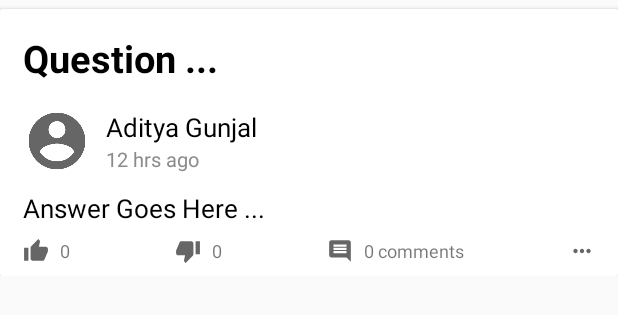
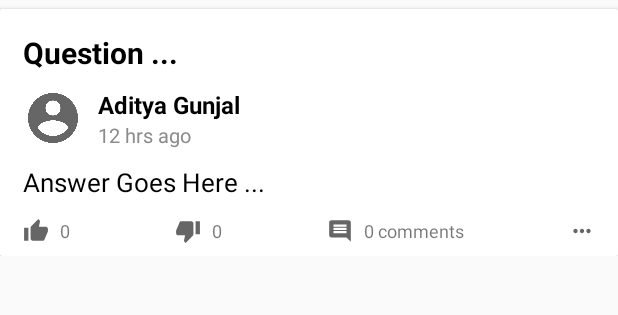
Before and after one commit to ETS-Android3/NQuire, an Android app: the layout answer_card.xml on its own in the app's theme, with its tools: preview values and no code run, on a phone screen of 412 x 824 dp. Shown: the top 315 px of the screen. Run offline under Robolectric (Android 15) with nearby library versions, the phone set to English and light mode, and no system bars.

```diff
--- a/app/src/main/java/com/adityagunjal/sdl_project/AnswerQuestionActivity.java
+++ b/app/src/main/java/com/adityagunjal/sdl_project/AnswerQuestionActivity.java
@@ -214,7 +214,7 @@ public class AnswerQuestionActivity extends AppCompatActivity {
 
         ModelAnswer modelAnswer = new ModelAnswer(SplashActivity.userInfo.getUserID(), questionID, answer, date);
 
-        DatabaseReference ref = FirebaseDatabase.getInstance().getReference("Answers").child(questionID);
+        DatabaseReference ref = FirebaseDatabase.getInstance().getReference("Answers");
         final String answerID = ref.push().getKey();
 
         final ProgressDialog progressDialog = new ProgressDialog(this);
--- a/app/src/main/res/layout/answer_card.xml
+++ b/app/src/main/res/layout/answer_card.xml
@@ -25,22 +25,21 @@
                 android:layout_marginLeft="15dp"
                 android:layout_marginTop="15dp"
                 android:layout_marginRight="15dp"
-                android:textSize="25sp"
+                android:textSize="20sp"
                 android:textStyle="bold"/>
 
             <RelativeLayout
                 android:layout_marginLeft="15dp"
-                android:layout_marginTop="15dp"
+                android:layout_marginTop="10dp"
                 android:layout_marginRight="15dp"
                 android:layout_width="match_parent"
                 android:layout_height="wrap_content">
 
-                <ImageView
-                    android:layout_width="45dp"
-                    android:layout_height="45dp"
-                    android:id="@+id/card_profile_pic"
-                    android:scaleType="fitCenter"
-                    android:src="@drawable/ic_profile_pic" />
+                <de.hdodenhof.circleimageview.CircleImageView
+                    android:layout_width="40dp"
+                    android:layout_height="40dp"
+                    android:src="@drawable/ic_profile_pic"
+                    android:id="@+id/card_profile_pic"/>
 
                 <LinearLayout
                     android:layout_width="wrap_content"
@@ -55,8 +54,9 @@
                         android:layout_width="wrap_content"
                         android:layout_height="wrap_content"
                         android:text="Aditya Gunjal"
+                        android:textStyle="bold"
                         android:textColor="@color/black"
-                        android:textSize="17sp" />
+                        android:textSize="16sp" />
 
                     <TextView
                         android:id="@+id/card_update_info"
@@ -85,9 +85,11 @@
                     android:orientation="vertical">
 
                         <ImageView
-                        android:layout_width="match_parent"
-                        android:layout_height="wrap_content"
-                        android:scaleType="fitCenter"/>
+                            android:layout_gravity="center_horizontal"
+                            android:visibility="gone"
+                            android:id="@+id/card_answer_image"
+                            android:layout_width="wrap_content"
+                            android:layout_height="wrap_content"/>
 
                         <TextView
                             android:id="@+id/card_answer_text"
@@ -98,7 +100,7 @@
                             android:textSize="17sp"/>
 
                     <LinearLayout
-                        android:layout_marginTop="8dp"
+                        android:layout_marginTop="12dp"
                         android:layout_marginBottom="8dp"
                         android:scaleType = "center"
                         android:layout_width="match_parent"
```
Also changed, not shown: app/src/main/java/com/adityagunjal/sdl_project/adapters/AdapterFeed.java (+56 -5 lines), app/src/main/java/com/adityagunjal/sdl_project/models/ModelAnswer.java (+9 -2 lines), app/src/main/java/com/adityagunjal/sdl_project/ui/home/HomeFragment.java (+134 -22 lines), app/src/main/java/com/adityagunjal/sdl_project/ui/recent/RecentFragment.java (+3 -6 lines). Lines whose indentation alone changed are shown as unchanged.
